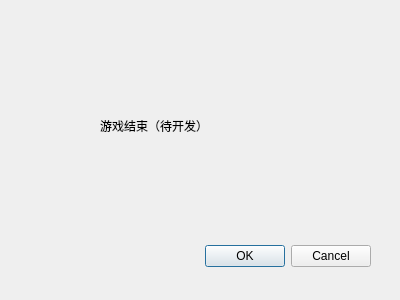
Old version of the form TheThreeBodyGame/ending.ui in the repository w1ls0n4ng/The_Three_Body_Game.
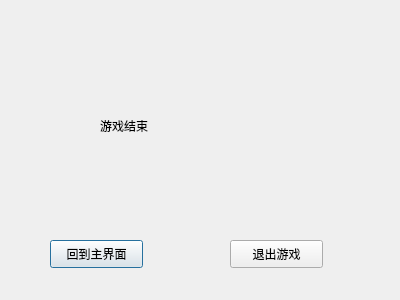
New version of the form.

The edit to the form file:
```diff
--- a/TheThreeBodyGame/ending.ui
+++ b/TheThreeBodyGame/ending.ui
@@ -13,22 +13,6 @@
   <property name="windowTitle">
    <string>Dialog</string>
   </property>
-  <widget class="QDialogButtonBox" name="buttonBox">
-   <property name="geometry">
-    <rect>
-     <x>30</x>
-     <y>240</y>
-     <width>341</width>
-     <height>32</height>
-    </rect>
-   </property>
-   <property name="orientation">
-    <enum>Qt::Horizontal</enum>
-   </property>
-   <property name="standardButtons">
-    <set>QDialogButtonBox::Cancel|QDialogButtonBox::Ok</set>
-   </property>
-  </widget>
   <widget class="QLabel" name="label">
    <property name="geometry">
     <rect>
@@ -39,7 +23,33 @@
     </rect>
    </property>
    <property name="text">
-    <string>游戏结束（待开发）</string>
+    <string>游戏结束</string>
+   </property>
+  </widget>
+  <widget class="QPushButton" name="pushButton">
+   <property name="geometry">
+    <rect>
+     <x>50</x>
+     <y>240</y>
+     <width>93</width>
+     <height>28</height>
+    </rect>
+   </property>
+   <property name="text">
+    <string>回到主界面</string>
+   </property>
+  </widget>
+  <widget class="QPushButton" name="pushButton_2">
+   <property name="geometry">
+    <rect>
+     <x>230</x>
+     <y>240</y>
+     <width>93</width>
+     <height>28</height>
+    </rect>
+   </property>
+   <property name="text">
+    <string>退出游戏</string>
    </property>
   </widget>
  </widget>
```
Left out of the diff: 35 changed lines with no effect on the pictures.
